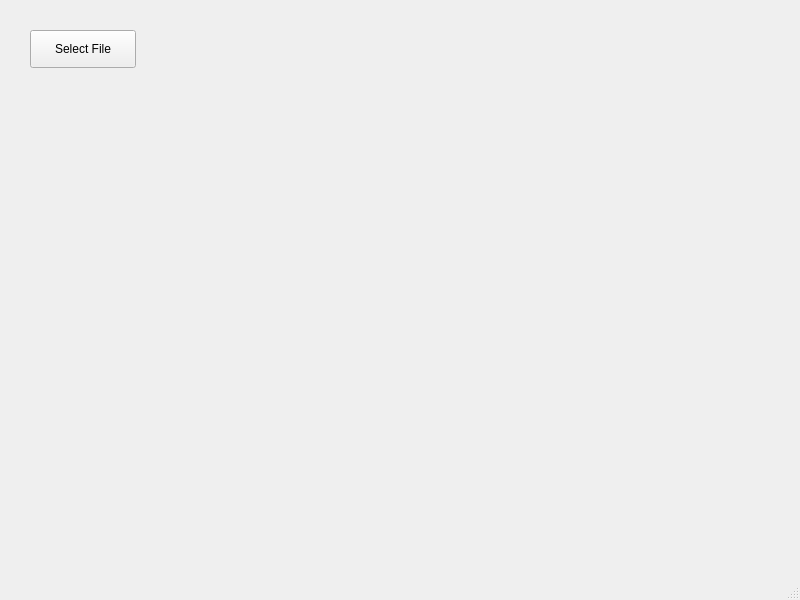
This is mainwindow.ui in LuisMSuarez/QTSampleApp as Qt 5 draws it before an edit. The edited form follows.
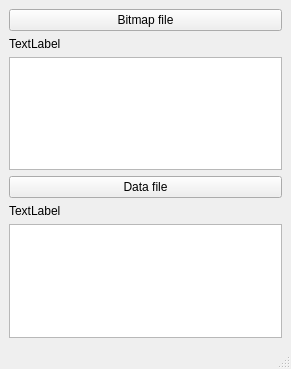
This is the edited form.

What changed in the file:
```diff
--- a/mainwindow.ui
+++ b/mainwindow.ui
@@ -6,27 +6,50 @@
    <rect>
     <x>0</x>
     <y>0</y>
-    <width>800</width>
-    <height>600</height>
+    <width>291</width>
+    <height>369</height>
    </rect>
   </property>
   <property name="windowTitle">
    <string>MainWindow</string>
   </property>
   <widget class="QWidget" name="centralwidget">
-   <widget class="QPushButton" name="pushButtonFileSelection">
-    <property name="geometry">
-     <rect>
-      <x>30</x>
-      <y>30</y>
-      <width>106</width>
-      <height>38</height>
-     </rect>
-    </property>
-    <property name="text">
-     <string>Select File</string>
-    </property>
-   </widget>
+   <layout class="QVBoxLayout" name="verticalLayout_2">
+    <item>
+     <widget class="QPushButton" name="pushButtonFileSelection">
+      <property name="text">
+       <string>Bitmap file</string>
+      </property>
+     </widget>
+    </item>
+    <item>
+     <widget class="QLabel" name="labelSourceBitmapFilePath">
+      <property name="text">
+       <string>TextLabel</string>
+      </property>
+     </widget>
+    </item>
+    <item>
+     <widget class="QGraphicsView" name="graphicsView"/>
+    </item>
+    <item>
+     <widget class="QPushButton" name="pushButtonDataFileSelection">
+      <property name="text">
+       <string>Data file</string>
+      </property>
+     </widget>
+    </item>
+    <item>
+     <widget class="QLabel" name="labelDataFileSourcePath">
+      <property name="text">
+       <string>TextLabel</string>
+      </property>
+     </widget>
+    </item>
+    <item>
+     <widget class="QPlainTextEdit" name="plainTextEdit"/>
+    </item>
+   </layout>
   </widget>
   <widget class="QMenuBar" name="menubar">
    <property name="geometry">
```
Left out of the diff: 2 changed lines with no effect on the pictures.
